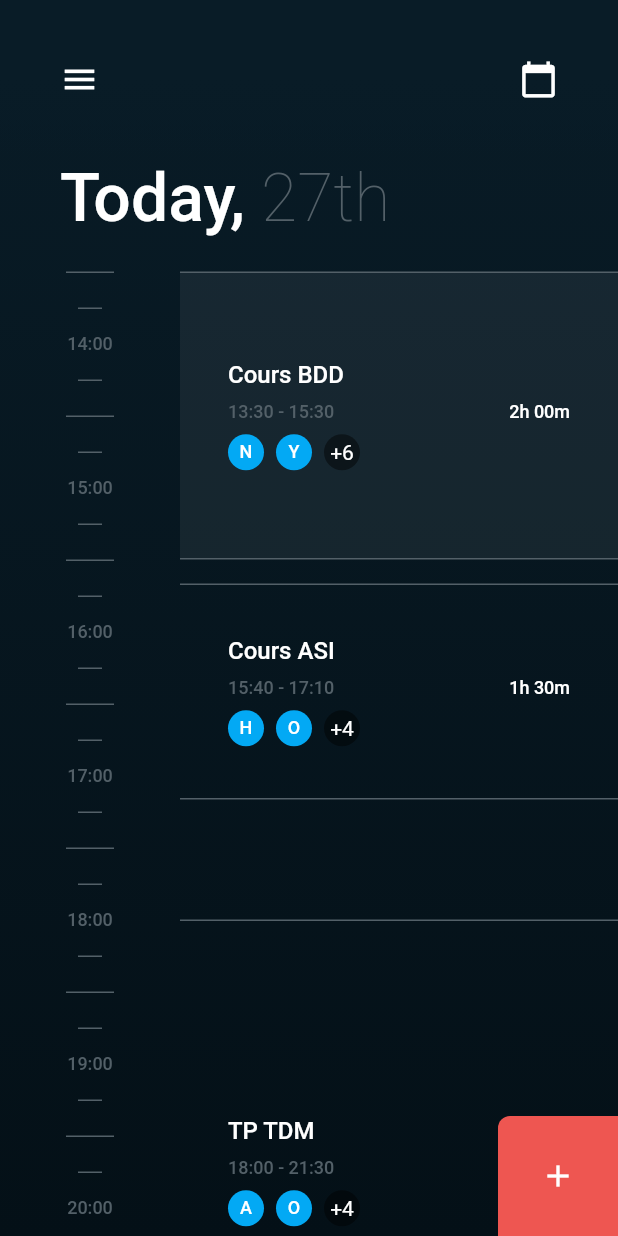
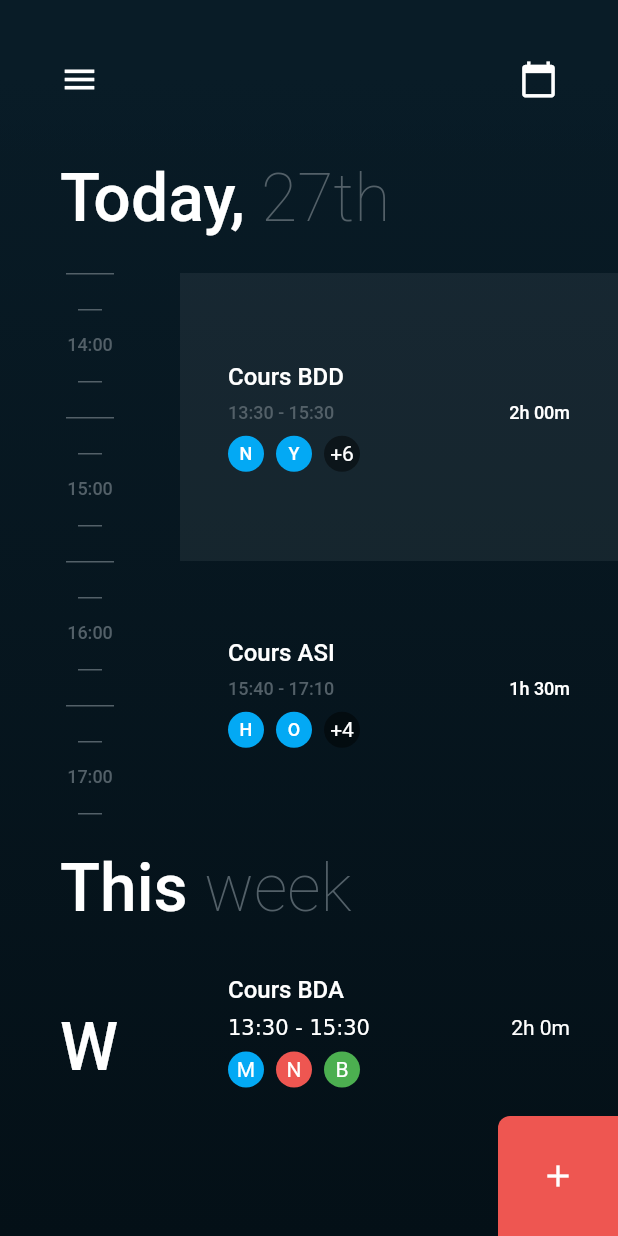
Before and after one commit to Majidbouikken/asi_gestion_absences, a Flutter app: the screen it shows after launch, on a phone screen of 412 x 824 dp. Run offline on Flutter 3.47's test engine with Material 2 defaults, Android fonts, the phone set to English and light mode, and no system bars; our stand-ins replace flutter_svg; Roboto replaces fonts that are missing (GothicA1); statements that could not run were skipped.

```diff
--- a/lib/model/event.dart
+++ b/lib/model/event.dart
@@ -14,7 +14,7 @@ class Event {
 
   // todo: to delete
   // test list
-  static List<Event> testEvents = [
+  static List<Event> todayEvents = [
     Event(
       "1",
       "Cours BDD",
@@ -51,22 +51,5 @@ class Event {
         Student.testStudents[2],
       ],
     ),
-    Event(
-      "3",
-      "TP TDM",
-      "Shared preferences",
-      "Salle Visio",
-      DateTime(2021, 3, 31, 18, 0),
-      DateTime(2021, 3, 31, 21, 30),
-      "url",
-      <Student>[
-        Student.testStudents[3],
-        Student.testStudents[6],
-        Student.testStudents[5],
-        Student.testStudents[4],
-        Student.testStudents[7],
-        Student.testStudents[2],
-      ],
-    ),
   ];
 }
--- a/lib/view/pages/home_page.dart
+++ b/lib/view/pages/home_page.dart
@@ -1,4 +1,5 @@
 import 'package:asi_gestion_absences/model/event.dart';
+import 'package:asi_gestion_absences/view/widgets/calendarTitle.dart';
 import 'package:asi_gestion_absences/view/widgets/eventListWidget.dart';
 import 'package:asi_gestion_absences/view/widgets/topBar.dart';
 import 'package:flutter/cupertino.dart';
@@ -30,32 +31,23 @@ class HomePage extends StatelessWidget {
                     SizedBox(
                       height: 106,
                     ),
-                    Padding(
-                      padding: const EdgeInsets.symmetric(horizontal: 40.0),
-                      child: RichText(
-                          textAlign: TextAlign.left,
-                          text: TextSpan(
-                              style: TextStyle(fontSize: 30),
-                              children: [
-                                TextSpan(
-                                    text: 'Today, ',
-                                    style: Theme.of(context)
-                                        .textTheme
-                                        .headline1),
-                                TextSpan(
-                                    text: '27th',
-                                    style: Theme.of(context)
-                                        .textTheme
-                                        .headline2),
-                              ])),
+                    CalendarTitle(
+                      boldText: "Today,",
+                      leanText: "27th",
                     ),
                     SizedBox(
-                      height: 11,
+                      height: 12,
                     ),
                     EventList(
-                          todayEvents: Event.testEvents,
+                          todayEvents: Event.todayEvents,
                         ),
-                    // todo: add This week and this month events
+                    SizedBox(
+                      height: 12,
+                    ),
+                    CalendarTitle(
+                      boldText: "This",
+                      leanText: "week",
+                    ),// todo: add This week and this month events
                     Row(
                       children: [
                         Container(
--- /dev/null
+++ b/lib/view/widgets/calendarTitle.dart
@@ -0,0 +1,30 @@
+import 'package:flutter/material.dart';
+
+class CalendarTitle extends StatelessWidget {
+  final String boldText;
+  final String leanText;
+
+  const CalendarTitle({Key key, this.boldText, this.leanText}) : super(key: key);
+  @override
+  Widget build(BuildContext context) {
+    return Padding(
+      padding: const EdgeInsets.symmetric(horizontal: 40.0),
+      child: RichText(
+          textAlign: TextAlign.left,
+          text: TextSpan(
+              style: TextStyle(fontSize: 30),
+              children: [
+                TextSpan(
+                    text: this.boldText+" ",
+                    style: Theme.of(context)
+                        .textTheme
+                        .headline1),
+                TextSpan(
+                    text: this.leanText,
+                    style: Theme.of(context)
+                        .textTheme
+                        .headline2),
+              ])),
+    );
+  }
+}
--- a/lib/view/widgets/eventListWidget.dart
+++ b/lib/view/widgets/eventListWidget.dart
@@ -33,11 +33,12 @@ class EventList extends StatelessWidget {
       BuildContext context, DateTime startTime, DateTime endTime) {
     List<Widget> _list = [];
     int _start = startTime.minute - (startTime.minute.remainder(15));
-    int _duration = endTime.difference(startTime).inMinutes;
+    int _duration = (endTime.hour * 60 + endTime.minute) -
+        (startTime.hour * 60 + startTime.minute);
     int _end = (_duration % 15 == 0)
         ? _duration
         : _duration + (15 - endTime.minute.remainder(15));
-    int _steps = (_end - _start) ~/ 15 + 1;
+    int _steps = (_end - _start) ~/ 15 + 3;
     int _startWithAnHourOrDivider = (() {
       if (_start % 60 == 0)
         return 0;
@@ -52,11 +53,11 @@ class EventList extends StatelessWidget {
       children: [
         Container(
           width: 16,
-          height: _spaceBetweenDividers*7.5,
+          height: _spaceBetweenDividers * 7.5,
         ),
         Container(
           width: 16,
-          height: _spaceBetweenDividers*7.5,
+          height: _spaceBetweenDividers * 7.5,
           decoration: BoxDecoration(
               border: Border(
                   top: BorderSide(
@@ -68,11 +69,11 @@ class EventList extends StatelessWidget {
       children: [
         Container(
           width: 32,
-          height: _spaceBetweenDividers*7.5,
+          height: _spaceBetweenDividers * 7.5,
         ),
         Container(
           width: 32,
-          height: _spaceBetweenDividers*7.5,
+          height: _spaceBetweenDividers * 7.5,
           decoration: BoxDecoration(
               border: Border(
                   top: BorderSide(
@@ -88,10 +89,14 @@ class EventList extends StatelessWidget {
           _index = 1;
           return Container(
             width: 64,
-            height: _spaceBetweenDividers*15,
+            height: _spaceBetweenDividers * 15,
             alignment: Alignment.center,
             child: Text(
-              ((_startWithAnHourOrDivider==0)?startTime.hour+i~/4:startTime.hour+i~/4+1).toString() + ":00",
+              ((_startWithAnHourOrDivider == 0)
+                          ? startTime.hour + i ~/ 4
+                          : startTime.hour + i ~/ 4 + 1)
+                      .toString() +
+                  ":00",
               style: Theme.of(context).textTheme.headline6,
             ),
           );
@@ -114,20 +119,25 @@ class EventList extends StatelessWidget {
   List<Widget> _eventListBuilder(BuildContext context, List<Event> list) {
     List<Widget> _list = [
       SizedBox(
-        height: _spaceBetweenDividers*7.5,
+        height: _spaceBetweenDividers * 7.5,
       )
     ];
     for (int i = 0; i < list.length; i++) {
       if (i == 0 && list.first.start.minute.remainder(15) != 0)
-        _list
-            .add(SizedBox(height: _spaceBetweenDividers * list.first.start.minute.remainder(15)));
+        _list.add(SizedBox(
+            height:
+                _spaceBetweenDividers * list.first.start.minute.remainder(15)));
       else if (i != 0)
         _list.add(SizedBox(
           height: _spaceBetweenDividers *
               ((list[i].start.hour * 60 + list[i].start.minute) -
                   (list[i - 1].end.hour * 60 + list[i - 1].end.minute)),
         ));
-      _list.add(EventWidget(event: list[i], spaceBetweenDividers: _spaceBetweenDividers, index: i,));
+      _list.add(EventWidget(
+        event: list[i],
+        spaceBetweenDividers: _spaceBetweenDividers,
+        index: i,
+      ));
     }
     return _list;
   }
--- a/lib/view/widgets/eventWidget.dart
+++ b/lib/view/widgets/eventWidget.dart
@@ -19,13 +19,11 @@ class EventWidget extends StatelessWidget {
       width: MediaQuery.of(context).size.width - 120,
       padding: EdgeInsets.symmetric(horizontal: 32),
       decoration: BoxDecoration(
-          color: (this.index == 0)
-              ? Theme.of(context).accentColor.withOpacity(0.2)
-              : Colors.transparent,
-          border: Border(
-              top: BorderSide(width: 1, color: Theme.of(context).accentColor),
-              bottom:
-                  BorderSide(width: 1, color: Theme.of(context).accentColor))),
+        color: (this.index == 0)
+            ? Theme.of(context).accentColor.withOpacity(0.2)
+            : Colors.transparent,
+        //border: Border(top: BorderSide(width: 1, color: Theme.of(context).accentColor),bottom:BorderSide(width: 1, color: Theme.of(context).accentColor))
+      ),
       child: Column(
         crossAxisAlignment: CrossAxisAlignment.start,
         mainAxisSize: MainAxisSize.min,
```
